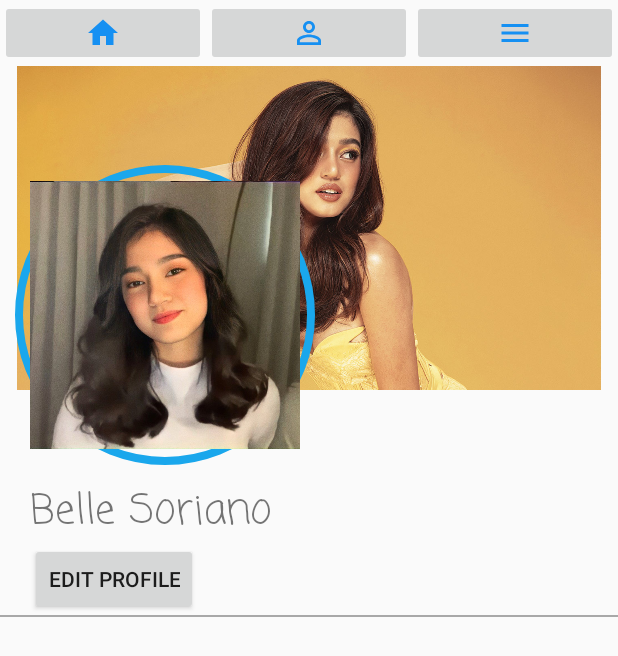
After one commit to marArcz/KonekQ, an Android app: the activity_profile screen opened directly, with no data from a screen before it, on a phone screen of 412 x 824 dp. The commit adds this screen. Shown: the top 656 px of the screen. Run offline under Robolectric (Android 15) with nearby library versions, the light colour scheme and no system bars.

Commit message:
created profile

```diff
--- a/app/src/main/AndroidManifest.xml
+++ b/app/src/main/AndroidManifest.xml
@@ -13,13 +13,15 @@
         android:theme="@style/Theme.KonekQ.AppCompat"
         tools:targetApi="31">
         <activity
-            android:theme="@style/Theme.KonekQ.AppCompat"
-            android:name=".SignupActivity"
+            android:name=".activity_profile"
             android:exported="false" />
         <activity
+            android:name=".SignupActivity"
+            android:exported="false"
+            android:theme="@style/Theme.KonekQ.AppCompat" />
+        <activity
             android:name=".LoginActivity"
-            android:exported="true"
-            >
+            android:exported="true">
             <intent-filter>
                 <action android:name="android.intent.action.MAIN" />
 
--- /dev/null
+++ b/app/src/main/java/com/example/konekq/SignUpEmailFragment.java
@@ -0,0 +1,5 @@
+package com.example.konekq;
+
+public class SignUpEmailFragment {
+
+}
--- a/app/src/main/java/com/example/konekq/SignUpPhoneFragment.java
+++ /dev/null
@@ -1,5 +0,0 @@
-package com.example.konekq;
-
-public class SignUpPhoneFragment {
-
-}
--- /dev/null
+++ b/app/src/main/java/com/example/konekq/activity_profile.java
@@ -0,0 +1,14 @@
+package com.example.konekq;
+
+import androidx.appcompat.app.AppCompatActivity;
+
+import android.os.Bundle;
+
+public class activity_profile extends AppCompatActivity {
+
+    @Override
+    protected void onCreate(Bundle savedInstanceState) {
+        super.onCreate(savedInstanceState);
+        setContentView(R.layout.activity_profile);
+    }
+}
--- /dev/null
+++ b/app/src/main/res/drawable/baseline_home_24.xml
@@ -0,0 +1,5 @@
+<vector android:height="24dp" android:tint="#1690F2"
+    android:viewportHeight="24" android:viewportWidth="24"
+    android:width="24dp" xmlns:android="http://schemas.android.com/apk/res/android">
+    <path android:fillColor="@android:color/white" android:pathData="M10,20v-6h4v6h5v-8h3L12,3 2,12h3v8z"/>
+</vector>
--- /dev/null
+++ b/app/src/main/res/drawable/baseline_menu_24.xml
@@ -0,0 +1,5 @@
+<vector android:height="24dp" android:tint="#1690F2"
+    android:viewportHeight="24" android:viewportWidth="24"
+    android:width="24dp" xmlns:android="http://schemas.android.com/apk/res/android">
+    <path android:fillColor="@android:color/white" android:pathData="M3,18h18v-2L3,16v2zM3,13h18v-2L3,11v2zM3,6v2h18L21,6L3,6z"/>
+</vector>
--- a/app/src/main/res/drawable/baseline_person_outline_24.xml
+++ b/app/src/main/res/drawable/baseline_person_outline_24.xml
@@ -1,4 +1,4 @@
-<vector android:height="24dp" android:tint="#069DE2"
+<vector android:height="24dp" android:tint="#1690F2"
     android:viewportHeight="24" android:viewportWidth="24"
     android:width="24dp" xmlns:android="http://schemas.android.com/apk/res/android">
     <path android:fillColor="@android:color/white" android:pathData="M12,5.9c1.16,0 2.1,0.94 2.1,2.1s-0.94,2.1 -2.1,2.1S9.9,9.16 9.9,8s0.94,-2.1 2.1,-2.1m0,9c2.97,0 6.1,1.46 6.1,2.1v1.1L5.9,18.1L5.9,17c0,-0.64 3.13,-2.1 6.1,-2.1M12,4C9.79,4 8,5.79 8,8s1.79,4 4,4 4,-1.79 4,-4 -1.79,-4 -4,-4zM12,13c-2.67,0 -8,1.34 -8,4v3h16v-3c0,-2.66 -5.33,-4 -8,-4z"/>
--- /dev/null
+++ b/app/src/main/res/drawable/image_bg.xml
@@ -0,0 +1,7 @@
+<?xml version="1.0" encoding="utf-8"?>
+<layer-list  xmlns:android="http://schemas.android.com/apk/res/android">
+    <item  android:id="@+id/profile_picture" android:drawable="@drawable/belle_profile"/>
+
+    <item android:drawable="@drawable/profile_photo"/>
+
+</layer-list>
--- /dev/null
+++ b/app/src/main/res/drawable/profile_photo.xml
@@ -0,0 +1,11 @@
+<?xml version="1.0" encoding="utf-8"?>
+<shape xmlns:android="http://schemas.android.com/apk/res/android"
+    android:shape="oval"
+    android:innerRadius="50dp"
+   >
+
+    <solid android:color="@android:color/transparent"></solid>
+
+    <stroke android:width="5dp"
+        android:color="@color/white"></stroke>
+        </shape>
--- /dev/null
+++ b/app/src/main/res/layout/activity_profile.xml
@@ -0,0 +1,114 @@
+<?xml version="1.0" encoding="utf-8"?>
+<ScrollView xmlns:android="http://schemas.android.com/apk/res/android"
+    xmlns:app="http://schemas.android.com/apk/res-auto"
+    xmlns:tools="http://schemas.android.com/tools"
+    android:layout_width="match_parent"
+    android:layout_height="match_parent"
+    tools:context=".activity_profile">
+
+    <LinearLayout
+        android:layout_width="match_parent"
+        android:layout_height="match_parent"
+        android:orientation="vertical">
+
+        <LinearLayout
+            android:layout_width="match_parent"
+            android:layout_height="match_parent"
+            android:orientation="horizontal">
+
+            <ImageButton
+                android:id="@+id/imageButton"
+                android:layout_width="wrap_content"
+                android:layout_height="wrap_content"
+                android:layout_weight="1"
+                app:srcCompat="@drawable/baseline_home_24" />
+
+            <ImageButton
+                android:id="@+id/imageButton2"
+                android:layout_width="wrap_content"
+                android:layout_height="wrap_content"
+                android:layout_weight="1"
+                app:srcCompat="@drawable/baseline_person_outline_24" />
+
+            <ImageButton
+                android:id="@+id/imageButton3"
+                android:layout_width="wrap_content"
+                android:layout_height="wrap_content"
+                android:layout_weight="1"
+                app:srcCompat="@drawable/baseline_menu_24" />
+
+        </LinearLayout>
+
+        <RelativeLayout
+            android:id="@+id/profile_header"
+            android:layout_width="match_parent"
+            android:layout_height="wrap_content"
+            android:layout_weight="1"
+            android:orientation="vertical">
+
+            <ImageView
+                android:id="@+id/cover_photo"
+                android:layout_width="match_parent"
+                android:layout_height="216dp"
+                app:srcCompat="@drawable/belle_cover_photo" />
+
+            <LinearLayout
+                android:layout_width="wrap_content"
+                android:layout_height="wrap_content"
+                android:layout_below="@id/cover_photo"
+                android:layout_marginStart="10dp"
+                android:layout_marginTop="-150dp"
+                android:background="@drawable/profile_photo"
+                android:backgroundTint="@color/blue"
+                android:clipChildren="true"
+                android:gravity="center"
+                android:layout_marginBottom="10dp"
+                android:padding="10dp">
+
+                <ImageView
+                    android:id="@+id/profile_photo"
+                    android:layout_width="180dp"
+                    android:layout_height="180dp"
+                    android:layout_below="@id/cover_photo"
+                    android:layout_gravity="center"
+                    android:clipToOutline="true"
+                    android:src="@drawable/belle_profile" />
+            </LinearLayout>
+
+
+        </RelativeLayout>
+
+        <LinearLayout
+             android:layout_below="@+id/profile_header"
+            android:layout_width="match_parent"
+            android:layout_height="wrap_content"
+            android:layout_marginHorizontal="20dp"
+            android:orientation="vertical">
+
+            <TextView
+                android:id="@+id/profile_name"
+                android:layout_width="match_parent"
+                android:layout_height="wrap_content"
+                android:fontFamily="casual"
+                android:text="Belle Soriano"
+                android:textSize="27sp"/>
+
+            <Button
+                android:id="@+id/btnprofile_edit"
+                android:layout_width="wrap_content"
+                android:layout_height="wrap_content"
+
+                android:text="Edit profile" />
+        </LinearLayout>
+        <View
+            android:layout_width="match_parent"
+            android:layout_height="1dp"
+            android:background="@color/gray"/>
+        <ListView
+            android:id="@+id/profile_information"
+            android:layout_width="match_parent"
+            android:layout_height="wrap_content"/>
+
+    </LinearLayout>
+
+</ScrollView>
--- a/app/src/main/res/values/themes.xml
+++ b/app/src/main/res/values/themes.xml
@@ -1,6 +1,6 @@
 <resources xmlns:tools="http://schemas.android.com/tools">
     <!-- Base application theme. -->
-    <style name="Theme.KonekQ.Material" parent="Theme.MaterialComponents.DayNight.NoActionBar">
+    <style name="Theme.KonekQ.Material" parent="Theme.Material3.DayNight.NoActionBar">
         <!-- Primary brand color. -->
         <item name="colorPrimary">@color/dark_blue</item>
         <item name="colorPrimaryVariant">@color/dark_blue</item>
```
Also changed, not shown: app/src/main/res/drawable/belle_cover_photo.jpg (added), app/src/main/res/drawable/belle_profile.jpg (added), app/src/main/res/layout/signup_email_fragment.xml (renamed from app/src/main/res/layout/signup_phone_fragment.xml).
